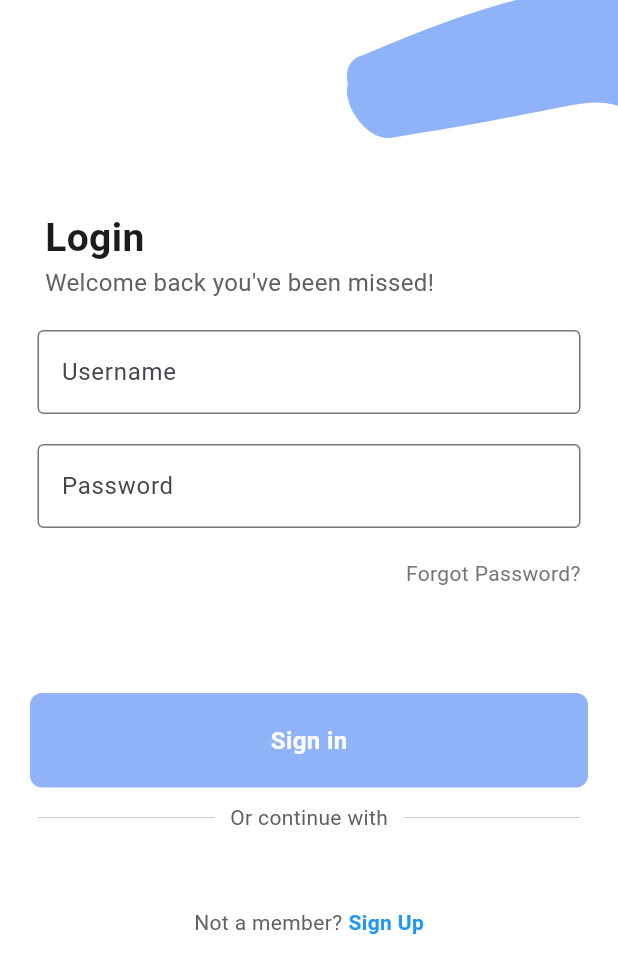
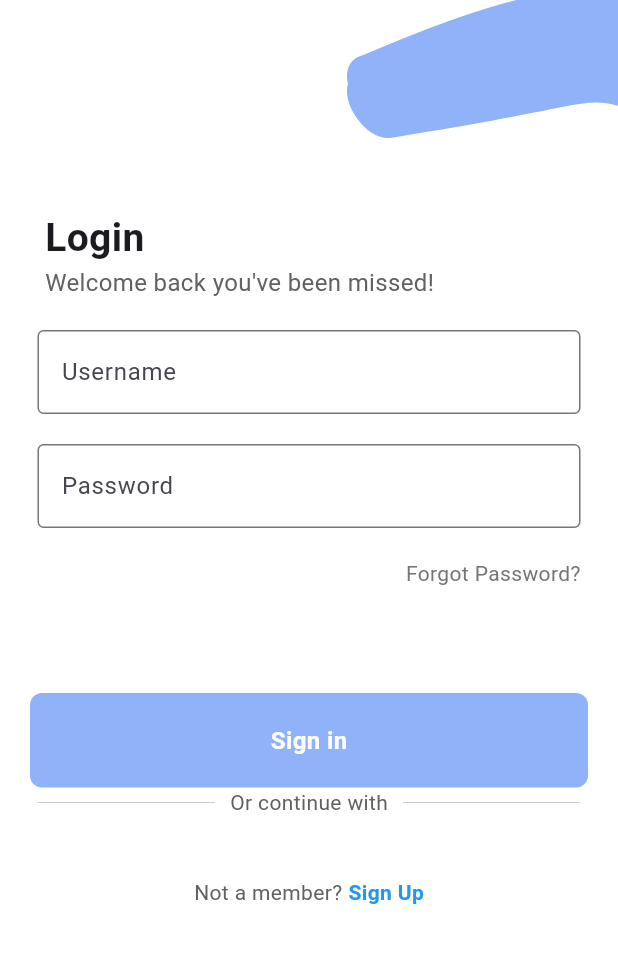
Before and after one commit to manhhung3004/WeaNot-App, a Flutter app: the screen it shows after launch, on a phone screen of 412 x 824 dp. Shown: the top 973 px of the screen. Run offline on Flutter 3.47's test engine with Material 3 defaults, Android fonts, the phone set to English and light mode, and no system bars; our stand-ins replace cloud_firestore, firebase_auth, firebase_core, firebase_storage, flutter_map, fluttertoast and 5 more; accounts and stored records are empty.

Commit message:
final code

```diff
--- a/lib/login/login.dart
+++ b/lib/login/login.dart
@@ -165,7 +165,7 @@ class _LoginPageState extends State<LoginPage> {
                         ),
                       ),
                       const SizedBox(
-                        height: 40,
+                        height: 0,
                       ),
                       Expanded(
                         child: Divider(
```
